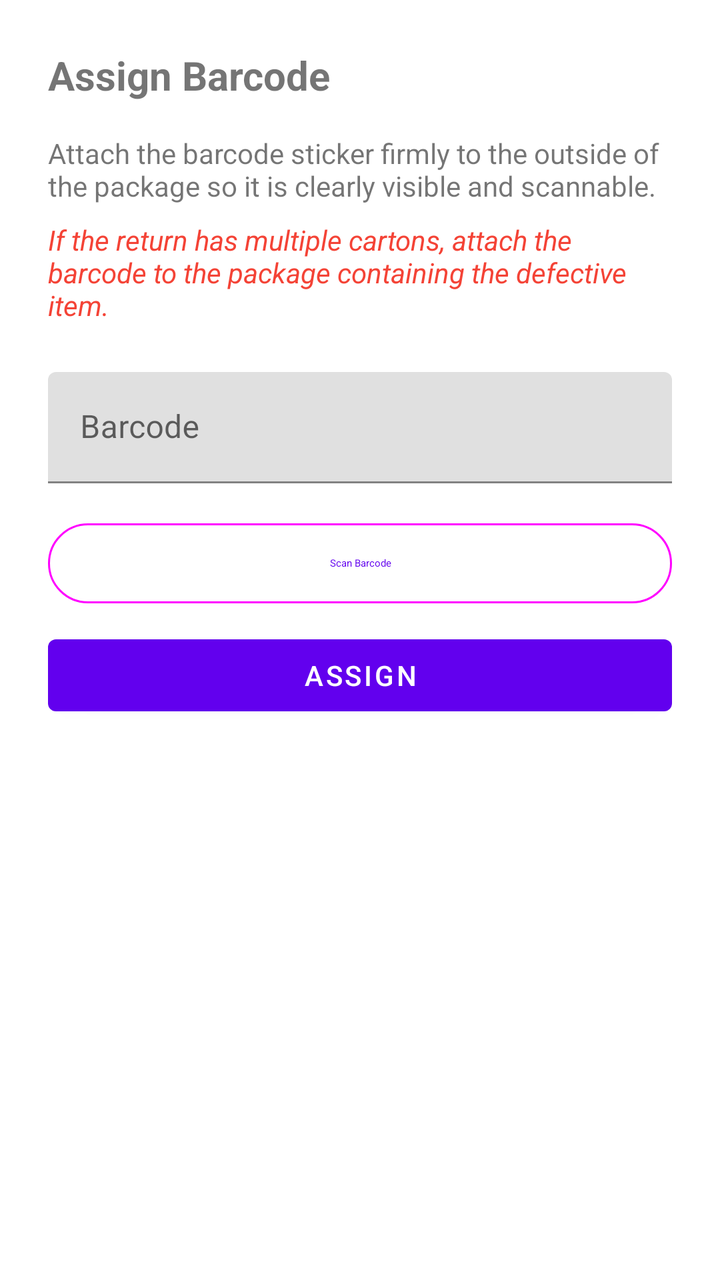
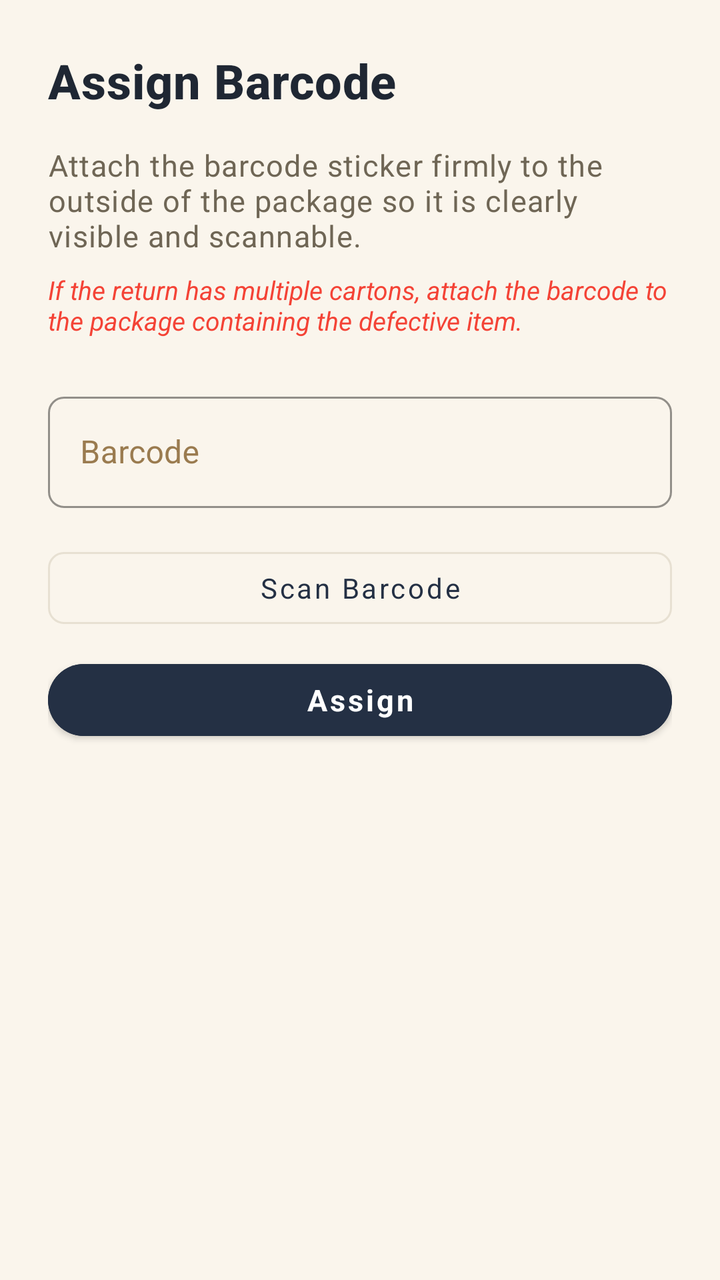

Before-and-after screenshots of an Android layout around one commit, followed by the original layout XML and the change that was made.
<!-- AndroidManifest.xml: application theme Theme.DriverApp -->
<!-- res/layout/activity_barcode_assignment.xml -->
<?xml version="1.0" encoding="utf-8"?>
<LinearLayout xmlns:android="http://schemas.android.com/apk/res/android"
    android:layout_width="match_parent"
    android:layout_height="match_parent"
    android:orientation="vertical"
    android:padding="24dp">

    <TextView
        android:layout_width="wrap_content"
        android:layout_height="wrap_content"
        android:text="Assign Barcode"
        android:textSize="20sp"
        android:textStyle="bold"
        android:layout_marginBottom="16dp"/>

    <TextView
        android:layout_width="match_parent"
        android:layout_height="wrap_content"
        android:text="@string/sticker_instruction"
        android:textSize="14sp"
        android:layout_marginBottom="8dp"/>

    <TextView
        android:layout_width="match_parent"
        android:layout_height="wrap_content"
        android:text="@string/multi_carton_note"
        android:textSize="14sp"
        android:textStyle="italic"
        android:textColor="@color/error_red"
        android:layout_marginBottom="24dp"/>

    <com.google.android.material.textfield.TextInputLayout
        android:layout_width="match_parent"
        android:layout_height="wrap_content"
        android:hint="Barcode"
        android:layout_marginBottom="16dp">

        <com.google.android.material.textfield.TextInputEditText
            android:id="@+id/etBarcode"
            android:layout_width="match_parent"
            android:layout_height="wrap_content"
            android:inputType="text"/>
    </com.google.android.material.textfield.TextInputLayout>

    <Button
        android:id="@+id/btnScan"
        android:layout_width="match_parent"
        android:layout_height="wrap_content"
        android:text="Scan Barcode"
        android:layout_marginBottom="8dp"
        style="@style/Widget.Material3.Button.OutlinedButton"/>

    <Button
        android:id="@+id/btnAssign"
        android:layout_width="match_parent"
        android:layout_height="wrap_content"
        android:text="Assign"/>

</LinearLayout>
<!-- resources referenced by this layout -->
<resources>
  <color name="error_red">#F44336</color>
  <string name="multi_carton_note">If the return has multiple cartons, attach the barcode to the package containing the defective item.</string>
  <string name="sticker_instruction">Attach the barcode sticker firmly to the outside of the package so it is clearly visible and scannable.</string>
  <style name="Theme.DriverApp" parent="Theme.MaterialComponents.DayNight.DarkActionBar">
          <item name="colorPrimary">@color/purple_500</item>
          <item name="colorPrimaryVariant">@color/purple_700</item>
          <item name="colorOnPrimary">@color/white</item>
          <item name="colorSecondary">@color/teal_200</item>
          <item name="colorSecondaryVariant">@color/teal_700</item>
          <item name="colorOnSecondary">@color/black</item>
          <item name="android:statusBarColor">?attr/colorPrimaryVariant</item>
      </style>
  <color name="purple_500">#FF6200EE</color>
  <color name="purple_700">#FF3700B3</color>
  <color name="white">#FFFFFFFF</color>
  <color name="teal_200">#FF03DAC5</color>
  <color name="teal_700">#FF018786</color>
  <color name="black">#FF000000</color>
</resources>

<!-- the commit's change to res/layout/activity_barcode_assignment.xml (unified diff, before → after) -->
@@ -3,37 +3,38 @@
     android:layout_width="match_parent"
     android:layout_height="match_parent"
     android:orientation="vertical"
-    android:padding="24dp">
+    android:background="@color/drb_cream_bg"
+    android:padding="@dimen/drb_spacing_xl">
 
     <TextView
         android:layout_width="wrap_content"
         android:layout_height="wrap_content"
         android:text="Assign Barcode"
-        android:textSize="20sp"
-        android:textStyle="bold"
-        android:layout_marginBottom="16dp"/>
+        style="@style/DrbText.Title"
+        android:layout_marginBottom="@dimen/drb_spacing_lg"/>
 
     <TextView
         android:layout_width="match_parent"
         android:layout_height="wrap_content"
         android:text="@string/sticker_instruction"
-        android:textSize="14sp"
-        android:layout_marginBottom="8dp"/>
+        style="@style/DrbText.Body"
+        android:layout_marginBottom="@dimen/drb_spacing_sm"/>
 
     <TextView
         android:layout_width="match_parent"
         android:layout_height="wrap_content"
         android:text="@string/multi_carton_note"
-        android:textSize="14sp"
         android:textStyle="italic"
         android:textColor="@color/error_red"
-        android:layout_marginBottom="24dp"/>
+        android:textSize="@dimen/drb_text_caption"
+        android:layout_marginBottom="@dimen/drb_spacing_xl"/>
 
     <com.google.android.material.textfield.TextInputLayout
         android:layout_width="match_parent"
         android:layout_height="wrap_content"
         android:hint="Barcode"
-        android:layout_marginBottom="16dp">
+        style="@style/DrbTextInputLayout"
+        android:layout_marginBottom="@dimen/drb_spacing_lg">
 
         <com.google.android.material.textfield.TextInputEditText
             android:id="@+id/etBarcode"
@@ -46,14 +47,15 @@
         android:id="@+id/btnScan"
         android:layout_width="match_parent"
         android:layout_height="wrap_content"
-        android:text="Scan Barcode"
-        android:layout_marginBottom="8dp"
-        style="@style/Widget.Material3.Button.OutlinedButton"/>
+        android:text="@string/scan_barcode"
+        style="@style/DrbButton.Outlined"
+        android:layout_marginBottom="@dimen/drb_spacing_sm"/>
 
     <Button
         android:id="@+id/btnAssign"
         android:layout_width="match_parent"
         android:layout_height="wrap_content"
-        android:text="Assign"/>
+        android:text="Assign"
+        style="@style/DrbButton.Primary"/>
 
 </LinearLayout>
<!-- resource entries referenced after the edit -->
@@ -1,22 +1,68 @@
 <!-- resources referenced by this layout -->
 <resources>
+  <color name="drb_cream_bg">#faf5ec</color>
   <color name="error_red">#F44336</color>
+  <dimen name="drb_spacing_lg">16dp</dimen>
+  <dimen name="drb_spacing_sm">8dp</dimen>
+  <dimen name="drb_spacing_xl">24dp</dimen>
+  <dimen name="drb_text_caption">13sp</dimen>
   <string name="multi_carton_note">If the return has multiple cartons, attach the barcode to the package containing the defective item.</string>
+  <string name="scan_barcode">Scan Barcode</string>
   <string name="sticker_instruction">Attach the barcode sticker firmly to the outside of the package so it is clearly visible and scannable.</string>
-  <style name="Theme.DriverApp" parent="Theme.MaterialComponents.DayNight.DarkActionBar">
-          <item name="colorPrimary">@color/purple_500</item>
-          <item name="colorPrimaryVariant">@color/purple_700</item>
+  <style name="DrbButton.Outlined" parent="Widget.MaterialComponents.Button.OutlinedButton">
+          <item name="android:textColor">@color/drb_navy</item>
+          <item name="strokeColor">@color/drb_border_warm</item>
+          <item name="android:textAllCaps">false</item>
+          <item name="cornerRadius">@dimen/drb_radius_sm</item>
+      </style>
+  <style name="DrbButton.Primary" parent="Widget.MaterialComponents.Button">
+          <item name="android:backgroundTint">@color/drb_navy</item>
+          <item name="android:textColor">@color/white</item>
+          <item name="android:textAllCaps">false</item>
+          <item name="android:textStyle">bold</item>
+          <item name="android:textSize">@dimen/drb_text_body</item>
+          <item name="cornerRadius">@dimen/drb_radius_pill</item>
+          <item name="android:minHeight">48dp</item>
+      </style>
+  <style name="DrbText.Body" parent="TextAppearance.MaterialComponents.Body1">
+          <item name="android:textSize">@dimen/drb_text_body</item>
+          <item name="android:textColor">@color/drb_text_secondary</item>
+      </style>
+  <style name="DrbText.Title" parent="TextAppearance.MaterialComponents.Headline6">
+          <item name="android:textSize">@dimen/drb_text_title</item>
+          <item name="android:textStyle">bold</item>
+          <item name="android:textColor">@color/drb_text_primary</item>
+      </style>
+  <style name="DrbTextInputLayout" parent="Widget.MaterialComponents.TextInputLayout.OutlinedBox">
+          <item name="boxStrokeColor">@color/drb_border_warm</item>
+          <item name="boxCornerRadiusTopStart">@dimen/drb_radius_sm</item>
+          <item name="boxCornerRadiusTopEnd">@dimen/drb_radius_sm</item>
+          <item name="boxCornerRadiusBottomStart">@dimen/drb_radius_sm</item>
+          <item name="boxCornerRadiusBottomEnd">@dimen/drb_radius_sm</item>
+          <item name="android:textColorHint">@color/drb_gold</item>
+      </style>
+  <style name="Theme.DriverApp" parent="Theme.MaterialComponents.DayNight.NoActionBar">
+          <item name="colorPrimary">@color/drb_navy</item>
+          <item name="colorPrimaryVariant">@color/drb_navy_dark</item>
           <item name="colorOnPrimary">@color/white</item>
-          <item name="colorSecondary">@color/teal_200</item>
-          <item name="colorSecondaryVariant">@color/teal_700</item>
-          <item name="colorOnSecondary">@color/black</item>
-          <item name="android:statusBarColor">?attr/colorPrimaryVariant</item>
+          <item name="colorSecondary">@color/drb_gold</item>
+          <item name="colorSecondaryVariant">@color/drb_gold_muted</item>
+          <item name="colorOnSecondary">@color/white</item>
+          <item name="android:statusBarColor">@color/drb_navy</item>
+          <item name="android:windowBackground">@color/drb_cream_bg</item>
+          <item name="android:fontFamily">sans-serif</item>
       </style>
-  <color name="purple_500">#FF6200EE</color>
-  <color name="purple_700">#FF3700B3</color>
+  <color name="drb_navy">#243044</color>
+  <color name="drb_border_warm">#e7e0d2</color>
+  <dimen name="drb_radius_sm">8dp</dimen>
   <color name="white">#FFFFFFFF</color>
-  <color name="teal_200">#FF03DAC5</color>
-  <color name="teal_700">#FF018786</color>
-  <color name="black">#FF000000</color>
+  <dimen name="drb_text_body">15sp</dimen>
+  <dimen name="drb_radius_pill">24dp</dimen>
+  <color name="drb_text_secondary">#6f6655</color>
+  <dimen name="drb_text_title">24sp</dimen>
+  <color name="drb_text_primary">#1f2733</color>
+  <color name="drb_gold">#9a7b4f</color>
+  <color name="drb_navy_dark">#15202e</color>
+  <color name="drb_gold_muted">#8a7149</color>
 </resources>
 
